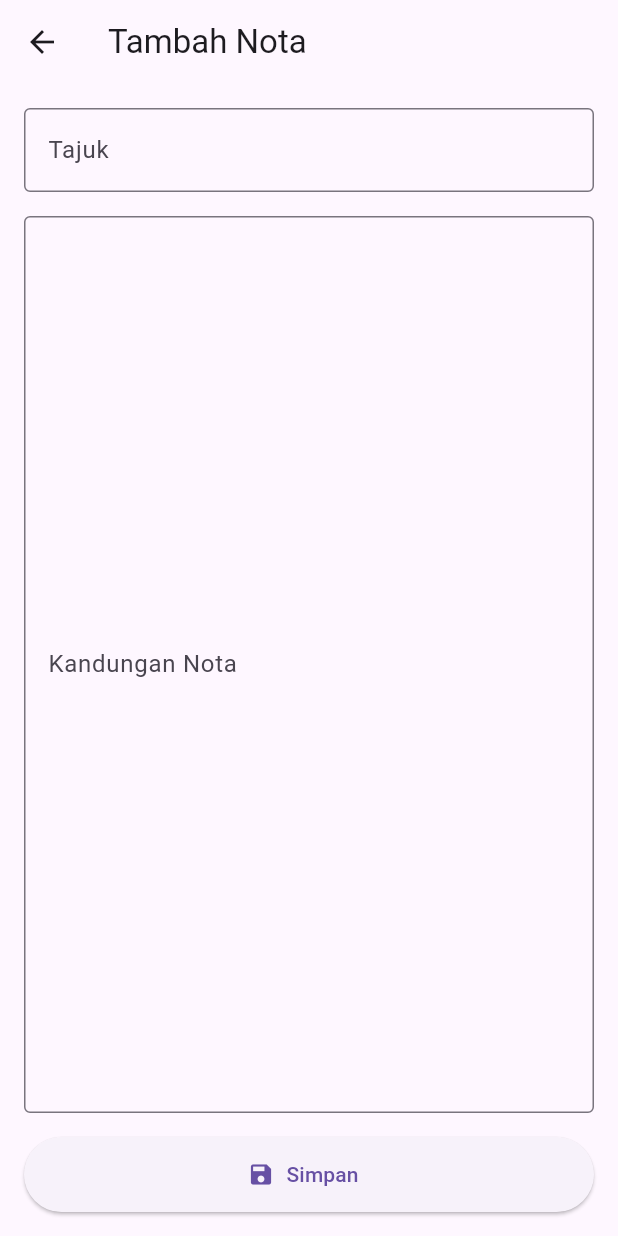
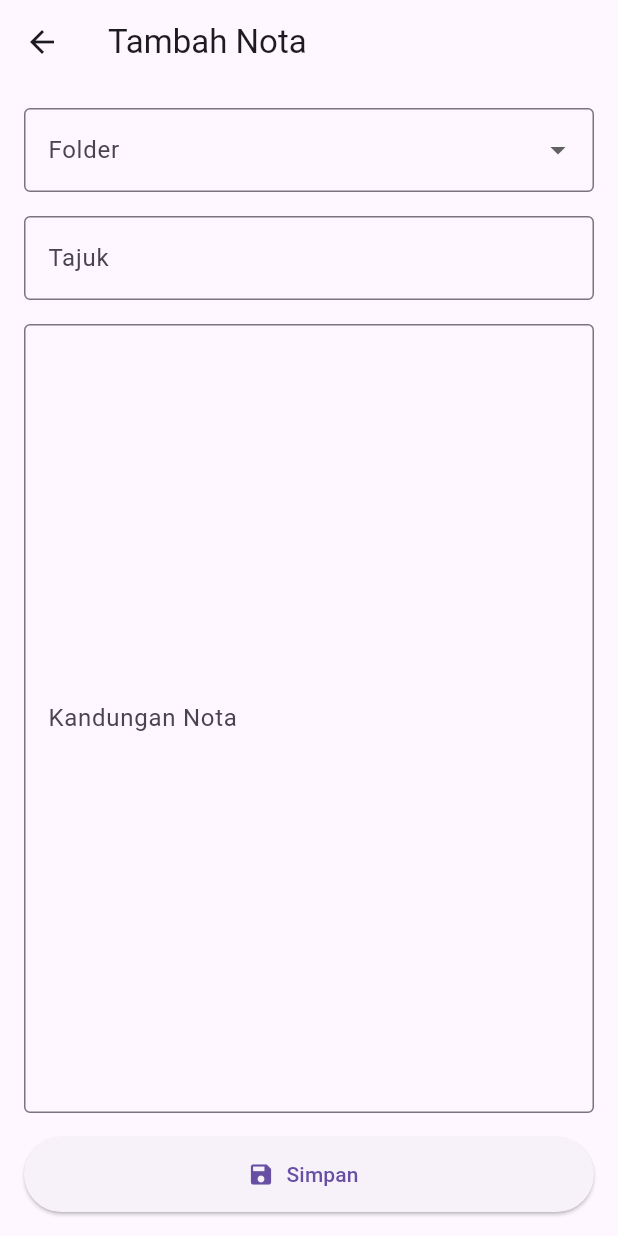
Before and after one commit to afas2004/SmartNotes, a Flutter app: the screen it shows once a user with an empty profile is signed in, after a tap on the "add" icon, on a phone screen of 412 x 824 dp. Run offline on Flutter 3.47's test engine with Material 3 defaults, Android fonts, the phone set to English and light mode, and no system bars; our stand-ins replace firebase_auth, firebase_core, google_sign_in, shared_preferences, sqflite; accounts and stored records are empty.

Commit message:
folder dh ada tapi x connect database lagi so nota tu tak boleh simpan

```diff
--- a/lib/db_helper.dart
+++ b/lib/db_helper.dart
@@ -32,6 +32,7 @@ class DBHelper {
         id INTEGER PRIMARY KEY AUTOINCREMENT,
         title TEXT NOT NULL,
         content TEXT,
+        folder TEXT,
         created_at TEXT NOT NULL,
         updated_at TEXT
       )
@@ -53,7 +54,8 @@ class DBHelper {
         PRIMARY KEY (note_id, tag_id)
       )
     ''');
-  debugPrint('Notes table created.');
+
+    debugPrint('Notes table with folder created.');
   }
 
   // NOTES CRUD
@@ -102,5 +104,4 @@ Future<List<Map<String, dynamic>>> getTagsForNote(int noteId) async {
       WHERE note_tags.note_id = ?
     ''', [noteId]);
   }
-
 }
--- a/lib/new_note_page.dart
+++ b/lib/new_note_page.dart
@@ -12,9 +12,14 @@ class _NewNotePageState extends State<NewNotePage> {
   final TextEditingController _titleController = TextEditingController();
   final TextEditingController _contentController = TextEditingController();
 
+  // Senarai pilihan folder
+  final List<String> _folderOptions = ['Umum', 'Peribadi', 'Kerja', 'Universiti'];
+  String? _selectedFolder;
+
   Future<void> _saveNote() async {
     final title = _titleController.text.trim();
     final content = _contentController.text.trim();
+    final folder = _selectedFolder ?? 'Umum'; // default jika tiada dipilih
 
     if (title.isEmpty && content.isEmpty) {
       ScaffoldMessenger.of(context).showSnackBar(
@@ -28,6 +33,7 @@ class _NewNotePageState extends State<NewNotePage> {
     await DBHelper().insertNote({
       'title': title.isEmpty ? 'Tiada Tajuk' : title,
       'content': content,
+      'folder': folder,
       'created_at': now,
       'updated_at': now,
     });
@@ -45,6 +51,27 @@ class _NewNotePageState extends State<NewNotePage> {
         padding: const EdgeInsets.all(16.0),
         child: Column(
           children: [
+            // Dropdown folder
+            DropdownButtonFormField<String>(
+              value: _selectedFolder,
+              decoration: const InputDecoration(
+                labelText: 'Folder',
+                border: OutlineInputBorder(),
+              ),
+              items: _folderOptions.map((folder) {
+                return DropdownMenuItem(
+                  value: folder,
+                  child: Text(folder),
+                );
+              }).toList(),
+              onChanged: (value) {
+                setState(() {
+                  _selectedFolder = value;
+                });
+              },
+            ),
+            const SizedBox(height: 16),
+            // Input tajuk
             TextField(
               controller: _titleController,
               decoration: const InputDecoration(
@@ -53,6 +80,7 @@ class _NewNotePageState extends State<NewNotePage> {
               ),
             ),
             const SizedBox(height: 16),
+            // Input kandungan nota
             Expanded(
               child: TextField(
                 controller: _contentController,
@@ -65,6 +93,7 @@ class _NewNotePageState extends State<NewNotePage> {
               ),
             ),
             const SizedBox(height: 16),
+            // Butang simpan
             ElevatedButton.icon(
               onPressed: _saveNote,
               icon: const Icon(Icons.save),
```
Lines whose indentation alone changed are shown as unchanged.
